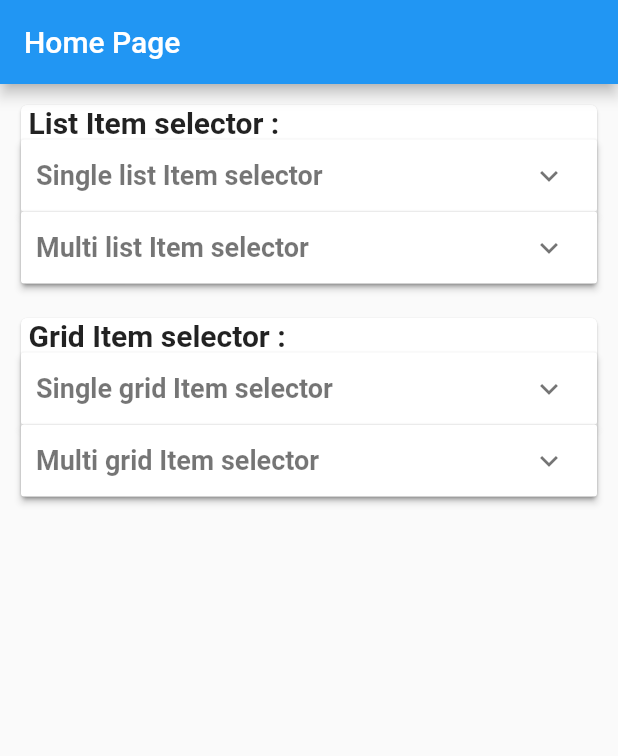
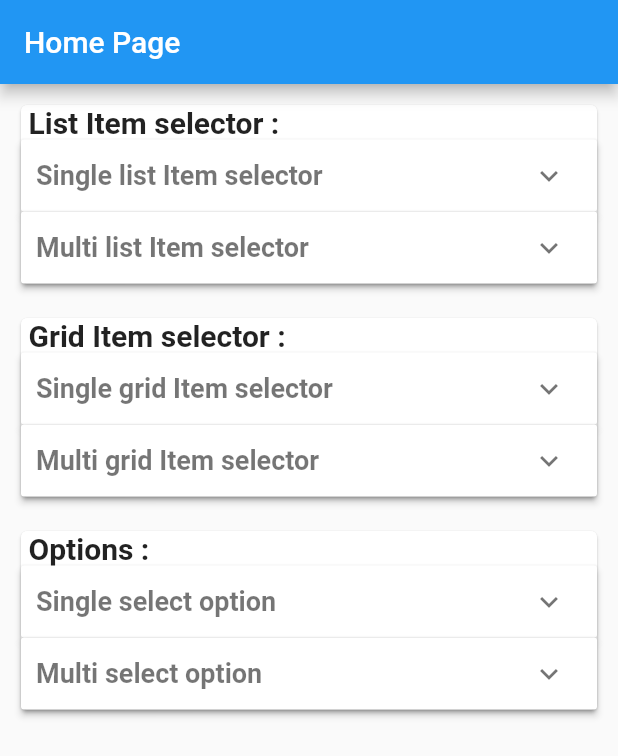
Before and after one commit to SinaSys/items_selector, a Flutter app: the screen it shows after launch, on a phone screen of 412 x 824 dp. Shown: the top 756 px of the screen. Run offline on Flutter 3.47's test engine with Material 3 defaults, Android fonts, the phone set to English and light mode, and no system bars.

Commit message:
Add option examples in example main file

```diff
--- a/example/lib/main.dart
+++ b/example/lib/main.dart
@@ -1,4 +1,6 @@
 import 'package:flutter/material.dart';
+import 'package:example/options/multi_option_example.dart';
+import 'package:example/options/single_option_example.dart';
 import 'list_item_selector/multi_item_selector/multi_int_example.dart';
 import 'list_item_selector/multi_item_selector/multi_enum_example.dart';
 import 'list_item_selector/multi_item_selector/multi_double_example.dart';
@@ -20,6 +22,40 @@ import 'package:example/list_item_selector/single_item_selector/list_single_doub
 import 'package:example/list_item_selector/single_item_selector/list_single_object_example.dart';
 import 'package:example/list_item_selector/single_item_selector/list_single_string_example.dart';
 
+/// Examples :
+
+/// ================ SingleListItemSelector ================
+/// Int => https://github.com/SinaSys/items_selector/blob/master/example/lib/list_item_selector/single_item_selector/list_single_int_example.dart
+/// Double => https://github.com/SinaSys/items_selector/blob/master/example/lib/list_item_selector/single_item_selector/list_single_double_example.dart
+/// String => https://github.com/SinaSys/items_selector/blob/master/example/lib/list_item_selector/single_item_selector/list_single_string_example.dart
+/// Enum => https://github.com/SinaSys/items_selector/blob/master/example/lib/list_item_selector/single_item_selector/list_single_enum_example.dart
+/// Object => https://github.com/SinaSys/items_selector/blob/master/example/lib/list_item_selector/single_item_selector/list_single_object_example.dart
+
+/// ================ MultiListItemSelector ================
+/// Int => https://github.com/SinaSys/items_selector/blob/master/example/lib/list_item_selector/multi_item_selector/multi_int_example.dart
+/// Double => https://github.com/SinaSys/items_selector/blob/master/example/lib/list_item_selector/multi_item_selector/multi_double_example.dart
+/// String => https://github.com/SinaSys/items_selector/blob/master/example/lib/list_item_selector/multi_item_selector/multi_string_example.dart
+/// Enum => https://github.com/SinaSys/items_selector/blob/master/example/lib/list_item_selector/multi_item_selector/multi_enum_example.dart
+/// Object => https://github.com/SinaSys/items_selector/blob/master/example/lib/list_item_selector/multi_item_selector/multi_object_example.dart
+
+/// ================ SingleGridItemSelector ================
+/// Int => https://github.com/SinaSys/items_selector/blob/master/example/lib/grid_item_selector/single_item_selector/grid_single_int_example.dart
+/// Double => https://github.com/SinaSys/items_selector/blob/master/example/lib/grid_item_selector/single_item_selector/grid_single_double_example.dart
+/// String => https://github.com/SinaSys/items_selector/blob/master/example/lib/grid_item_selector/single_item_selector/grid_single_string_example.dart
+/// Enum => https://github.com/SinaSys/items_selector/blob/master/example/lib/grid_item_selector/single_item_selector/grid_single_enum_example.dart
+/// Object => https://github.com/SinaSys/items_selector/blob/master/example/lib/grid_item_selector/single_item_selector/grid_single_object_example.dart
+
+/// ================ MultiGridItemSelector ================
+/// Int => https://github.com/SinaSys/items_selector/blob/master/example/lib/grid_item_selector/multi_item_selector/grid_multi_int_example.dart
+/// Double => https://github.com/SinaSys/items_selector/blob/master/example/lib/grid_item_selector/multi_item_selector/grid_multi_double_example.dart
+/// String => https://github.com/SinaSys/items_selector/blob/master/example/lib/grid_item_selector/multi_item_selector/grid_multi_string_example.dart
+/// Enum => https://github.com/SinaSys/items_selector/blob/master/example/lib/grid_item_selector/multi_item_selector/grid_multi_enum_example.dart
+/// Object => https://github.com/SinaSys/items_selector/blob/master/example/lib/grid_item_selector/multi_item_selector/grid_multi_object_example.dart
+
+/// ================ Options ================
+/// SingleSelectOptions => https://github.com/SinaSys/items_selector/blob/master/example/lib/options/example_single_option.dart
+/// MultiSelectOptions => https://github.com/SinaSys/items_selector/blob/master/example/lib/options/example_multi_option.dart
+
 void main() => runApp(const MyApp());
 
 class MyApp extends StatefulWidget {
@@ -34,7 +70,6 @@ class _MyAppState extends State<MyApp> {
   Widget build(BuildContext context) {
     return MaterialApp(
       theme: ThemeData(useMaterial3: false),
-      // home: SingleObjectExample(),
       home: HomePage(),
     );
   }
@@ -45,6 +80,8 @@ enum SelectionMode {
   multiList,
   singleGrid,
   multiGrid,
+  singleOption,
+  multiOption,
 }
 
 class HomePage extends StatefulWidget {
@@ -60,6 +97,8 @@ class _HomePageState extends State<HomePage> {
     SelectionMode.multiList: false,
     SelectionMode.singleGrid: false,
     SelectionMode.multiGrid: false,
+    SelectionMode.singleOption: false,
+    SelectionMode.multiOption: false,
   };
 
   Widget expansionPanelItem(
@@ -98,10 +137,20 @@ class _HomePageState extends State<HomePage> {
       "object": GridMultiObjectExample(),
     };
 
+    Map<String, Widget> singleOptionRoutes = {
+      "SingleSelectOption": SingleOptionsExample(),
+    };
+
+    Map<String, Widget> multiOptionRoutes = {
+      "MultiSelectOption": MultiOptionsExample(),
+    };
+
     Map<String, Widget> currentSelection = switch (selectionMode) {
       SelectionMode.singleList => singleListRoutes,
       SelectionMode.multiList => multiListRoutes,
       SelectionMode.singleGrid => singleGridRoutes,
+      SelectionMode.singleOption => singleOptionRoutes,
+      SelectionMode.multiOption => multiOptionRoutes,
       _ => multiGridRoutes,
     };
 
@@ -111,7 +160,7 @@ class _HomePageState extends State<HomePage> {
         onTap: () {
           currentSelection.forEach(
             (key, route) {
-              if (title.toLowerCase() == key) {
+              if (title.toLowerCase() == key.toLowerCase()) {
                 Navigator.push(
                   context,
                   MaterialPageRoute(
@@ -140,15 +189,18 @@ class _HomePageState extends State<HomePage> {
     String headerTitle, {
     SelectionMode selectionMode = SelectionMode.singleList,
   }) {
-    final List<String> types = ["Int", "Double", "String", "Enum", "Object"];
+    final List<String> selectors = ["Int", "Double", "String", "Enum", "Object"];
+    final List<String> options = ["SingleSelectOption", "MultiSelectOption"];
+
+    List<Widget> items = switch (selectionMode) {
+      SelectionMode.singleOption => [expansionPanelItem('SingleSelectOption', selectionMode: selectionMode)],
+      SelectionMode.multiOption => [expansionPanelItem('MultiSelectOption', selectionMode: selectionMode)],
+      _ => selectors.map((selector) => expansionPanelItem(selector, selectionMode: selectionMode)).toList(),
+    };
 
     return ExpansionPanelList(
       expansionCallback: (int panelIndex, bool isExpanded) {
         this.isExpanded[selectionMode] = isExpanded;
-        // switch(selectionMode){
-        // SelectionMode.single => ise
-        // }
-        //  this.isExpanded = isExpanded;
         setState(() {});
       },
       animationDuration: Duration(milliseconds: 500),
@@ -157,16 +209,13 @@ class _HomePageState extends State<HomePage> {
           body: Container(
             padding: EdgeInsets.all(10),
             child: Column(
-              children: [
-                for (var item in types) expansionPanelItem(item, selectionMode: selectionMode),
-              ],
+              children: items,
             ),
           ),
           headerBuilder: (BuildContext context, bool isExpanded) {
             return Container(
               padding: EdgeInsets.only(left: 10),
               alignment: Alignment.centerLeft,
-              //  padding: EdgeInsets.all(15),
               child: Text(
                 textAlign: TextAlign.start,
                 headerTitle,
@@ -209,7 +258,10 @@ class _HomePageState extends State<HomePage> {
                     ),
                   ),
                   expansionPanelList("Single list Item selector"),
-                  expansionPanelList("Multi list Item selector", selectionMode: SelectionMode.multiList),
+                  expansionPanelList(
+                    "Multi list Item selector",
+                    selectionMode: SelectionMode.multiList,
+                  ),
                 ],
               ),
             ),
@@ -228,8 +280,40 @@ class _HomePageState extends State<HomePage> {
                       ),
                     ),
                   ),
-                  expansionPanelList("Single grid Item selector", selectionMode: SelectionMode.singleGrid),
-                  expansionPanelList("Multi grid Item selector", selectionMode: SelectionMode.multiGrid),
+                  expansionPanelList(
+                    "Single grid Item selector",
+                    selectionMode: SelectionMode.singleGrid,
+                  ),
+                  expansionPanelList(
+                    "Multi grid Item selector",
+                    selectionMode: SelectionMode.multiGrid,
+                  ),
+                ],
+              ),
+            ),
+            SizedBox(height: 15),
+            Card(
+              child: Column(
+                crossAxisAlignment: CrossAxisAlignment.start,
+                children: [
+                  Padding(
+                    padding: const EdgeInsets.symmetric(horizontal: 5),
+                    child: Text(
+                      "Options : ",
+                      style: TextStyle(
+                        fontWeight: FontWeight.bold,
+                        fontSize: 20,
+                      ),
+                    ),
+                  ),
+                  expansionPanelList(
+                    "Single select option",
+                    selectionMode: SelectionMode.singleOption,
+                  ),
+                  expansionPanelList(
+                    "Multi select option",
+                    selectionMode: SelectionMode.multiOption,
+                  ),
                 ],
               ),
             )
```
